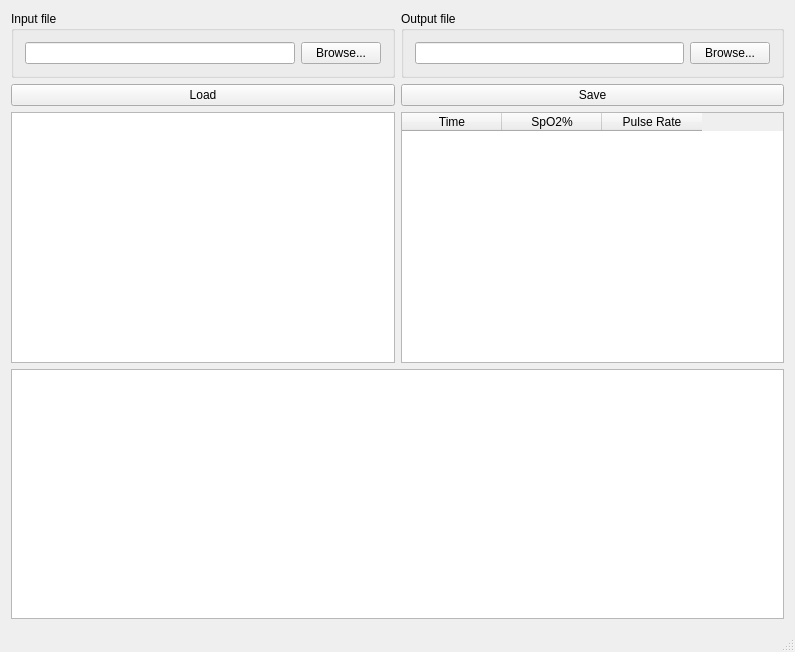
zed0/SpO2Converter, file mainwindow.ui: the form before one commit.
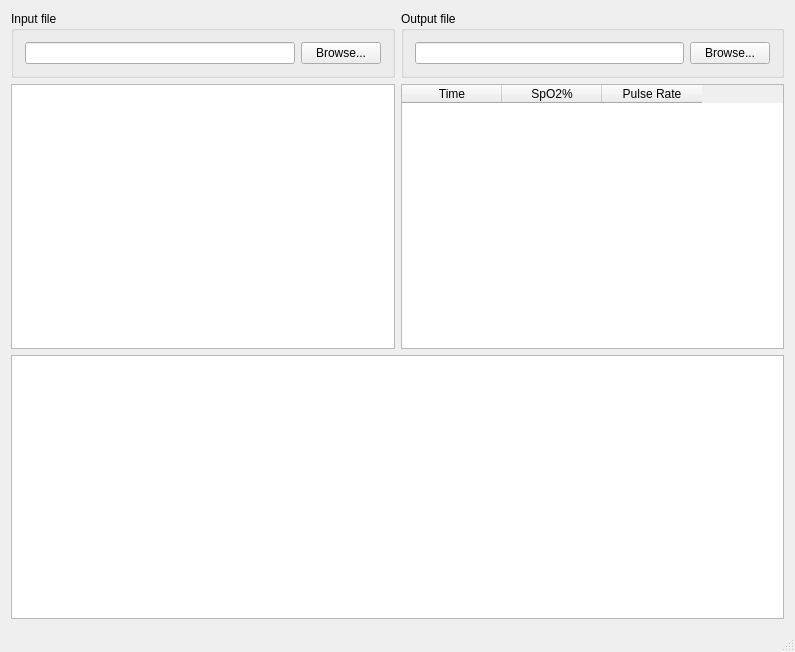
The form after the commit.

Commit message: Made the buttons a bit more intuitive.

What changed in the file:
```diff
--- a/mainwindow.ui
+++ b/mainwindow.ui
@@ -72,16 +72,9 @@
      </widget>
     </item>
     <item row="1" column="0">
-     <widget class="QPushButton" name="convertButton">
-      <property name="text">
-       <string>Load</string>
-      </property>
-     </widget>
-    </item>
-    <item row="2" column="0">
      <widget class="QTextBrowser" name="textBrowser"/>
     </item>
-    <item row="2" column="1">
+    <item row="1" column="1">
      <widget class="QTableWidget" name="tableWidget">
       <property name="autoScroll">
        <bool>false</bool>
@@ -103,14 +96,7 @@
       </column>
      </widget>
     </item>
-    <item row="1" column="1">
-     <widget class="QPushButton" name="pushButton">
-      <property name="text">
-       <string>Save</string>
-      </property>
-     </widget>
-    </item>
-    <item row="3" column="0" colspan="2">
+    <item row="2" column="0" colspan="2">
      <widget class="QGraphicsView" name="graphicsView"/>
     </item>
    </layout>
```
Left out of the diff: 32 changed lines with no effect on the pictures. The commit also changes 1 other file.
